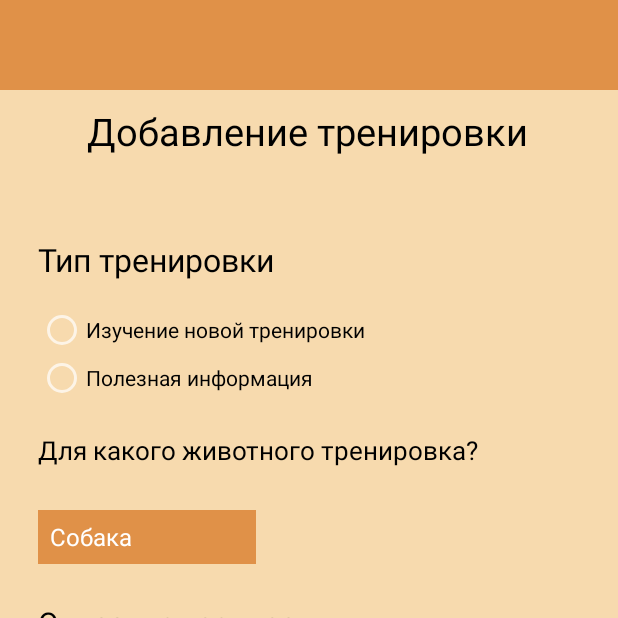
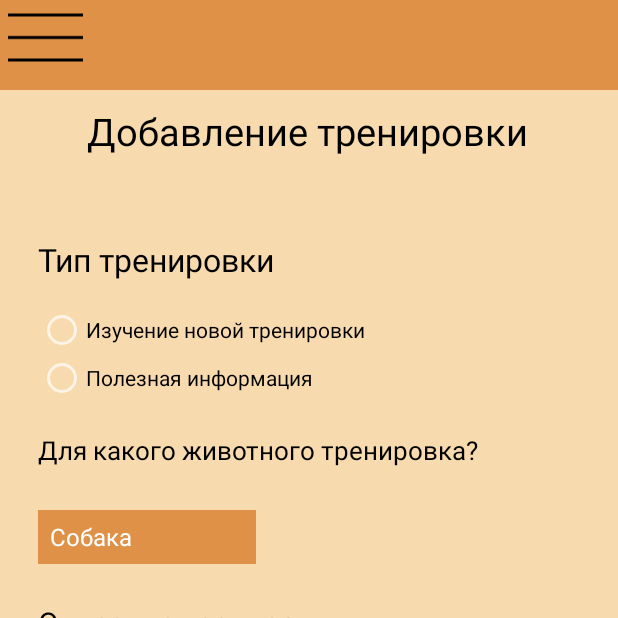
Before and after one commit to moevm/adfmp1h24-dog_trainer, an Android app: the FormToAddTrainingActivity screen opened directly, with no data from a screen before it, on a phone screen of 412 x 824 dp, the top half of it. Run offline under Robolectric (Android 15) with nearby library versions, the phone set to English and light mode, and no system bars.

Commit message:
refs : added toolbar to add training form screen

```diff
--- a/DogTrainer/app/src/main/AndroidManifest.xml
+++ b/DogTrainer/app/src/main/AndroidManifest.xml
@@ -12,9 +12,6 @@
         android:supportsRtl="true"
         android:theme="@style/Theme.AppCompat.NoActionBar"
         tools:targetApi="31">
-        <activity
-            android:name=".FormToAddTrainingActivity"
-            android:exported="false" />
         <activity
             android:name=".AuthUserActivity"
             android:exported="true">
@@ -45,6 +42,9 @@
         <activity
             android:name=".UserMeAchievementsActivity"
             android:exported="false" />
+        <activity
+            android:name=".FormToAddTrainingActivity"
+            android:exported="false" />
     </application>
 
 </manifest>
--- a/DogTrainer/app/src/main/java/application_development_for_mobile_platforms/dog_trainer/FormToAddTrainingActivity.kt
+++ b/DogTrainer/app/src/main/java/application_development_for_mobile_platforms/dog_trainer/FormToAddTrainingActivity.kt
@@ -3,9 +3,11 @@ package application_development_for_mobile_platforms.dog_trainer
 import androidx.appcompat.app.AppCompatActivity
 import android.os.Bundle
 
-class FormToAddTrainingActivity : AppCompatActivity() {
+class FormToAddTrainingActivity : ToolbarActivity() {
     override fun onCreate(savedInstanceState: Bundle?) {
         super.onCreate(savedInstanceState)
         setContentView(R.layout.activity_form_to_add_training)
+
+        initToolbar()
     }
 }
--- a/DogTrainer/app/src/main/java/application_development_for_mobile_platforms/dog_trainer/UserTrainingActivity.kt
+++ b/DogTrainer/app/src/main/java/application_development_for_mobile_platforms/dog_trainer/UserTrainingActivity.kt
@@ -1,12 +1,26 @@
 package application_development_for_mobile_platforms.dog_trainer
 
+import android.content.Intent
 import android.os.Bundle
+import android.widget.Button
 
 class UserTrainingActivity : ToolbarActivity() {
+    private lateinit var addTrainingButton: Button
+
     override fun onCreate(savedInstanceState: Bundle?) {
         super.onCreate(savedInstanceState)
         setContentView(R.layout.activity_user_training)
 
         initToolbar()
+        addListenerToAddTrainingButton()
+    }
+
+    private fun addListenerToAddTrainingButton() {
+        addTrainingButton = findViewById(R.id.addTrainingButton)
+        addTrainingButton.setOnClickListener {
+            val intent = Intent(this@UserTrainingActivity, FormToAddTrainingActivity ::class.java)
+            startActivity(intent)
+            finish()
+        }
     }
 }
--- a/DogTrainer/app/src/main/res/layout/activity_form_to_add_training.xml
+++ b/DogTrainer/app/src/main/res/layout/activity_form_to_add_training.xml
@@ -1,7 +1,19 @@
 <?xml version="1.0" encoding="utf-8"?>
-<androidx.constraintlayout.widget.ConstraintLayout xmlns:android="http://schemas.android.com/apk/res/android"
+<androidx.drawerlayout.widget.DrawerLayout xmlns:android="http://schemas.android.com/apk/res/android"
     xmlns:app="http://schemas.android.com/apk/res-auto"
     xmlns:tools="http://schemas.android.com/tools"
+    android:id="@+id/drawerLayout"
+    android:layout_width="match_parent"
+    android:layout_height="match_parent"
+    android:fitsSystemWindows="true"
+    tools:openDrawer="start">
+
+    <androidx.appcompat.widget.Toolbar
+        android:layout_width="match_parent"
+        android:layout_height="match_parent"
+        android:id="@+id/toolbar"/>
+
+    <androidx.constraintlayout.widget.ConstraintLayout
         android:layout_width="match_parent"
         android:layout_height="match_parent"
         tools:context=".FormToAddTrainingActivity"
@@ -160,5 +172,22 @@
             app:layout_constraintEnd_toEndOf="parent"
             app:layout_constraintTop_toBottomOf="@+id/CommandDescriptonMultiLine" />
 
+        <ImageView
+            android:id="@+id/menuIcon"
+            android:layout_marginStart="5dp"
+            android:layout_width="wrap_content"
+            android:layout_height="wrap_content"
+            app:layout_constraintStart_toStartOf="parent"
+            app:layout_constraintTop_toTopOf="parent"
+            app:srcCompat="@drawable/menu_icon" />
 
     </androidx.constraintlayout.widget.ConstraintLayout>
+
+    <com.google.android.material.navigation.NavigationView
+        android:id="@+id/navigationView"
+        android:layout_width="wrap_content"
+        android:layout_height="match_parent"
+        android:layout_gravity="start"
+        app:menu="@menu/nav_menu" />
+
+</androidx.drawerlayout.widget.DrawerLayout>
```
Lines whose indentation alone changed are shown as unchanged.
